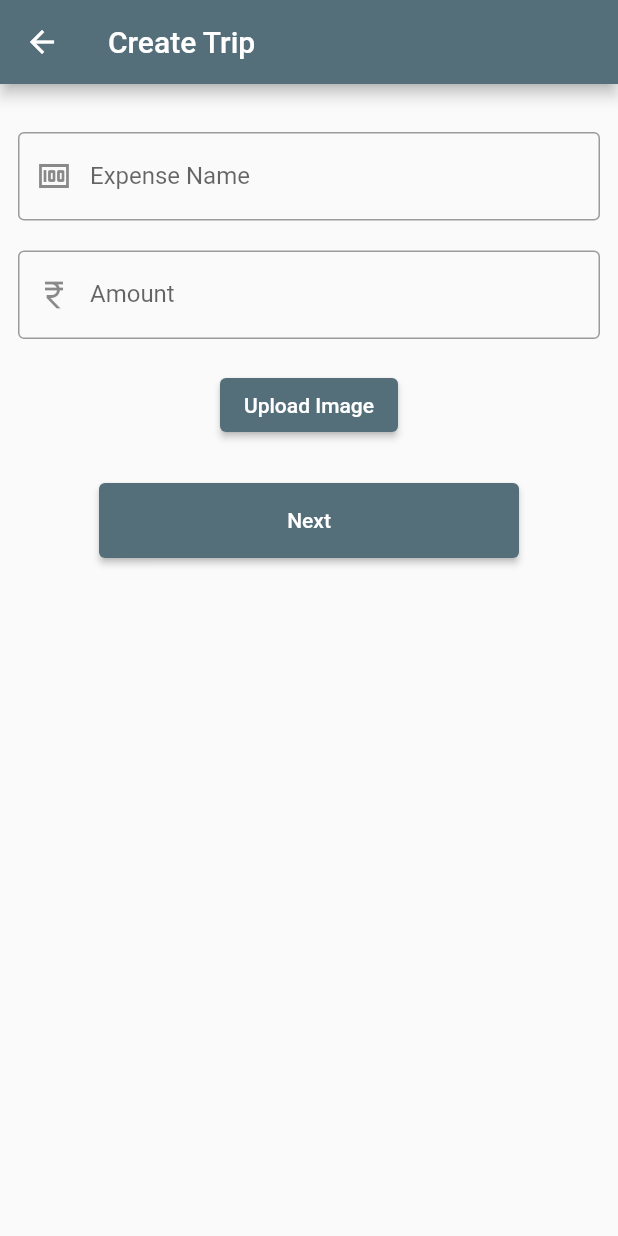
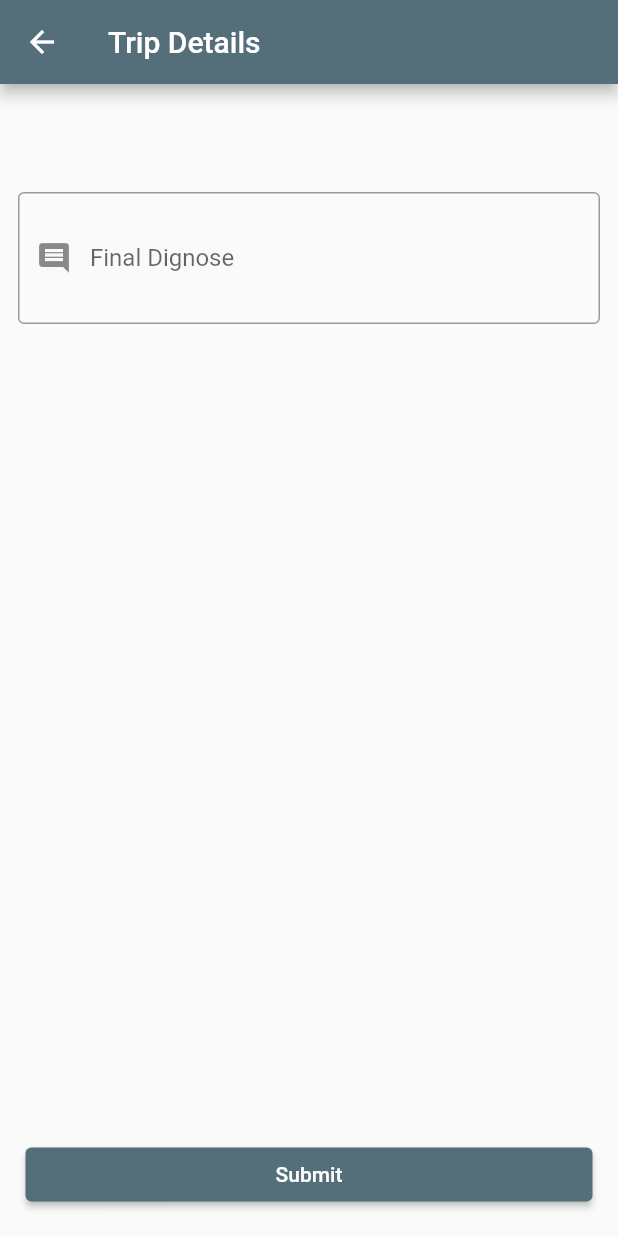
Before and after one commit to hardikjoshi1305/inventory_app, a Flutter app: the CreateTourDetail screen opened directly, on a phone screen of 412 x 824 dp. Run offline on Flutter 3.47's test engine with Material 2 defaults, Android fonts, the phone set to English and light mode, and no system bars; our stand-ins replace file_picker, fluttertoast, get, internet_connection_checker, permission_handler, shared_preferences and 1 more; accounts and stored records are empty.

Commit message:
user design

```diff
--- a/lib/Views/Pending/Pending.dart
+++ b/lib/Views/Pending/Pending.dart
@@ -4,6 +4,8 @@ import 'package:inventory_management/Controller/PendingController.dart';
 import 'package:inventory_management/Utility/CONSTANT.dart';
 import 'package:inventory_management/Utility/SharedPreferenceHelper.dart';
 import 'package:inventory_management/Views/Tour/CreatTourDetail.dart';
+
+import '../Tour/TourDetailSubmission.dart';
 
 class Pending extends StatefulWidget {
   const Pending({Key key}) : super(key: key);
@@ -39,7 +41,8 @@ class _PendingState extends State<Pending> {
                       return Center(
                           child: GestureDetector(
                               onTap: () {
-                                Get.to(() => CreateTourDetail());
+                                Get.to(() => TourDetailSubmission());
+                                // CreateTourDetail());
                               },
                               child: Column(
                                 children: [
--- a/lib/Views/Tour/CreatTourDetail.dart
+++ b/lib/Views/Tour/CreatTourDetail.dart
@@ -1,5 +1,6 @@
 import 'package:flutter/material.dart';
 import 'package:file_picker/file_picker.dart';
+import 'package:get/get.dart';
 import 'package:mime/mime.dart';
 
 class CreateTourDetail extends StatefulWidget {
@@ -10,17 +11,26 @@ class CreateTourDetail extends StatefulWidget {
 }
 
 class _CreateTourDetailState extends State<CreateTourDetail> {
-  var expensename,amount,remark,photo,daily_remark,final_dignose,servicereport;
+  var expensename,
+      amount,
+      remark,
+      photo,
+      daily_remark,
+      final_dignose,
+      servicereport;
+  var item = Get.arguments as int;
+
   @override
   Widget build(BuildContext context) {
-    return  Scaffold(
+    return Scaffold(
       appBar: AppBar(
-        title: Text("Create Trip"),
+        title: Text("Trip Details"),
       ),
       body: Container(
         child: Padding(
             padding: const EdgeInsets.all(12.0),
-          child: Column(
+            child: item == 1
+                ? Column(
                     children: [
                       Container(
                         height: 20,
@@ -49,12 +59,16 @@ class _CreateTourDetailState extends State<CreateTourDetail> {
                       Container(
                         height: 20,
                       ),
-              ElevatedButton(onPressed: () async {
+                      ElevatedButton(
+                          onPressed: () async {
                             // 1. Pick an image file
-                final filePicked = await FilePicker.platform.pickFiles();
+                            final filePicked =
+                                await FilePicker.platform.pickFiles();
                             if (filePicked != null) {
-                  final file = filePicked.files.single; // PlatformFile
+                              final file =
+                                  filePicked.files.single; // PlatformFile
                               final mimeType = lookupMimeType(file.name) ?? '';
+                              print("file" + file.toString());
 
                               /// 2. Get presigned data somewhere
                               // const url = 'https://s3.amazonaws.com/......';
@@ -74,7 +88,12 @@ class _CreateTourDetailState extends State<CreateTourDetail> {
                               // final formData = dio.FormData.fromMap(fields);
                               // await dio.Dio().post(url, data: formData);
                             }
-              }, child: Text("Upload Image")),
+                          },
+                          child: Row(
+                            mainAxisAlignment: MainAxisAlignment.center,
+                            mainAxisSize: MainAxisSize.min,
+                            children: [Icon(Icons.image), Text("Upload Image")],
+                          )),
                       // TextField(
                       //   keyboardType: TextInputType.text,
                       //   onChanged: (value) => photo = value,
@@ -85,34 +104,125 @@ class _CreateTourDetailState extends State<CreateTourDetail> {
                       //     prefixIcon: Icon(Icons.image),
                       //   ),
                       // ),
-              Padding(
-                padding: const EdgeInsets.all(28.0),
+                      Expanded(
+                        child: Container(),
+                      ),
+                      Align(
+                        alignment: Alignment.bottomCenter,
                         child: Container(
-                    height: 50,
-                    width: 300,
-                    padding: const EdgeInsets.fromLTRB(10, 0, 10, 0),
+                          margin: const EdgeInsets.all(5),
+                          width: double.infinity,
                           child: ElevatedButton(
-                      child: const Text('Next'),
-                      onPressed: () {
-                        // print('data:$tourname');
-                        // print('data:$city');
-                        // print('data:$problem');
-                        // if(validatetourdetail(tourname,city,problem)){
-                        //   tourController.creattour(tourname: tourname,problem: problem,city: city);
-                        // }
-                        //   logincontroller.fetchLogin(number:phoneController.value.text,password:passwordController.value.text);
-                        //   // loginuser(phoneController.value.text, passwordController.value.text, context);
-                        // }
-                      },
-                    )
+                            onPressed: () {},
+                            child: const Text('Submit'),
                           ),
                         ),
-
-
-
+                      ),
                     ],
+                  )
+                : item == 2
+                    ? Expanded(
+                        child: Column(children: [
+                        Container(
+                          height: 60,
+                        ),
+                        SizedBox(
+                          height: 100,
+                          child: TextField(
+                            style: TextStyle(height: 3.0, color: Colors.black),
+                            keyboardType: TextInputType.text,
+                            onChanged: (value) => expensename = value,
+                            decoration: const InputDecoration(
+                              border: OutlineInputBorder(),
+                              labelText: 'Daily Remark',
+                              prefixIcon: Icon(Icons.comment),
                             ),
                           ),
+                        ),
+                        Expanded(
+                          child: Container(),
+                        ),
+                        Align(
+                          alignment: Alignment.bottomCenter,
+                          child: Container(
+                            margin: const EdgeInsets.all(5),
+                            width: double.infinity,
+                            child: ElevatedButton(
+                              onPressed: () {},
+                              child: const Text('Submit'),
+                            ),
+                          ),
+                        )
+                      ]))
+                    : item == 3
+                        ? Expanded(
+                            child: Column(children: [
+                            Container(
+                              height: 60,
+                            ),
+                            SizedBox(
+                              height: 100,
+                              child: TextField(
+                                style:
+                                    TextStyle(height: 3.0, color: Colors.black),
+                                keyboardType: TextInputType.text,
+                                onChanged: (value) => expensename = value,
+                                decoration: const InputDecoration(
+                                  border: OutlineInputBorder(),
+                                  labelText: 'Service Report',
+                                  prefixIcon: Icon(Icons.comment),
+                                ),
+                              ),
+                            ),
+                            Expanded(
+                              child: Container(),
+                            ),
+                            Align(
+                              alignment: Alignment.bottomCenter,
+                              child: Container(
+                                margin: const EdgeInsets.all(5),
+                                width: double.infinity,
+                                child: ElevatedButton(
+                                  onPressed: () {},
+                                  child: const Text('Submit'),
+                                ),
+                              ),
+                            )
+                          ]))
+                        : Expanded(
+                            child: Column(children: [
+                            Container(
+                              height: 60,
+                            ),
+                            SizedBox(
+                              height: 100,
+                              child: TextField(
+                                style:
+                                    TextStyle(height: 3.0, color: Colors.black),
+                                keyboardType: TextInputType.text,
+                                onChanged: (value) => expensename = value,
+                                decoration: const InputDecoration(
+                                  border: OutlineInputBorder(),
+                                  labelText: 'Final Dignose',
+                                  prefixIcon: Icon(Icons.comment),
+                                ),
+                              ),
+                            ),
+                            Expanded(
+                              child: Container(),
+                            ),
+                            Align(
+                              alignment: Alignment.bottomCenter,
+                              child: Container(
+                                margin: const EdgeInsets.all(5),
+                                width: double.infinity,
+                                child: ElevatedButton(
+                                  onPressed: () {},
+                                  child: const Text('Submit'),
+                                ),
+                              ),
+                            )
+                          ]))),
       ),
     );
   }
```
Also changed, not shown: lib/Views/Tour/TourDetailSubmission.dart (added, +60 -0 lines). Lines whose indentation alone changed are shown as unchanged.
